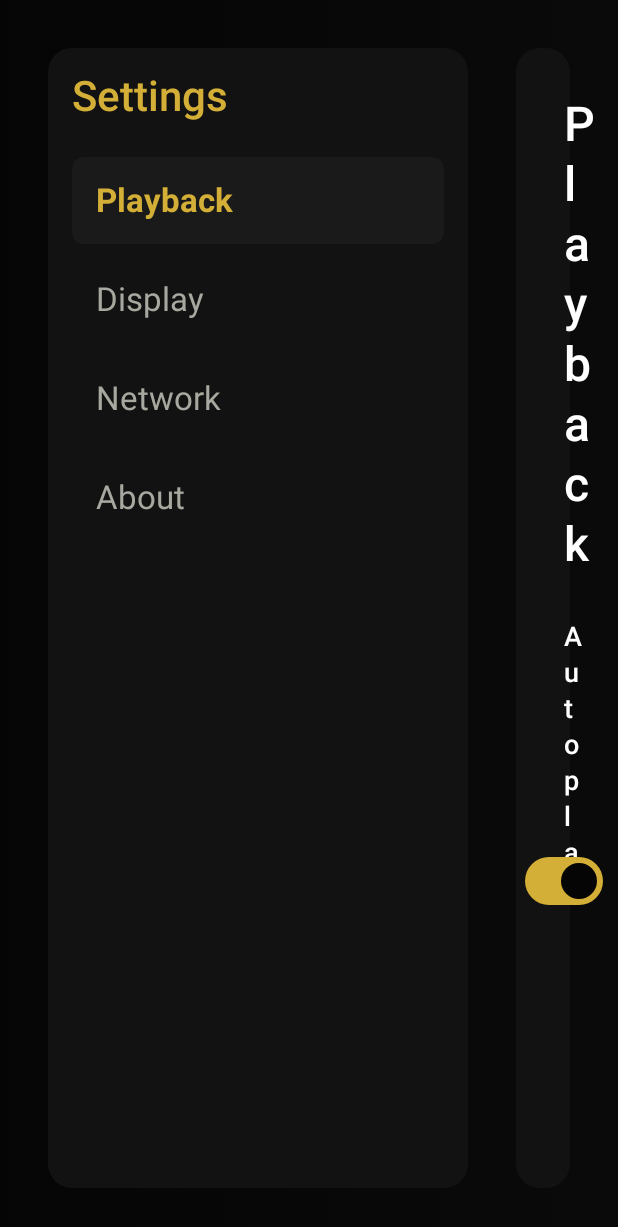
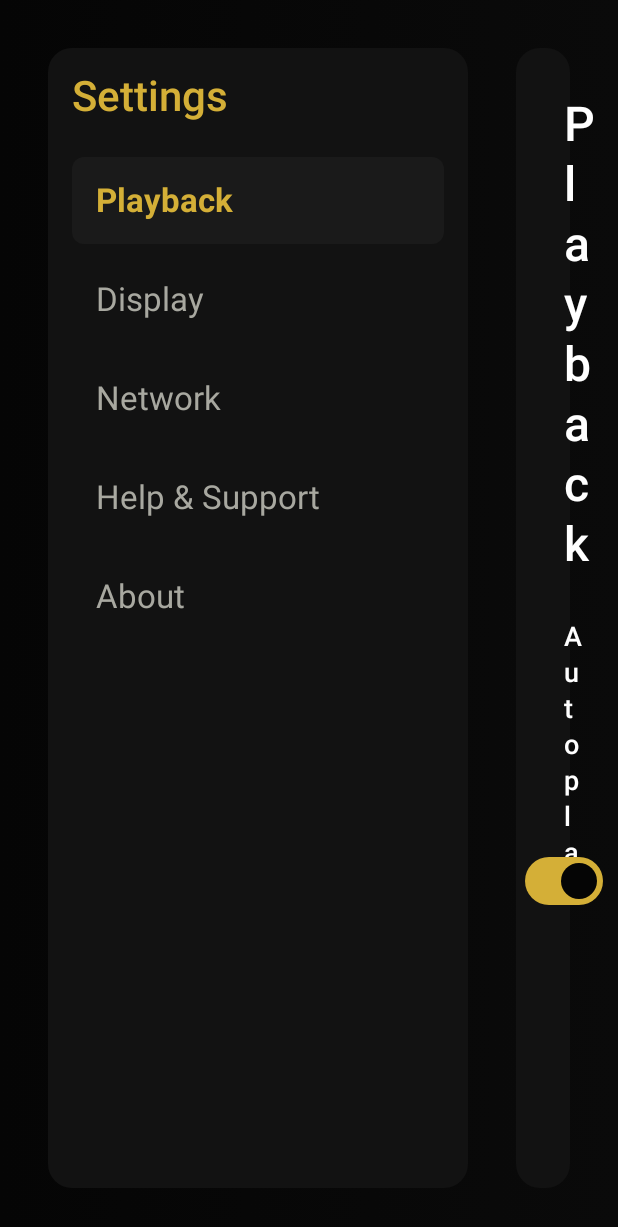
Before and after one commit to heartbroken25th-sudo/HEARTBROKEN-TV, an Android app built with Jetpack Compose: the composable TvSettingsLayout shown on its own in the app's theme, on a phone screen of 412 x 824 dp. Shown: the top 1227 px of the screen. Run offline under Robolectric (Android 15) with nearby library versions, the phone set to English and light mode, and no system bars.

Commit message:
Update SettingsScreen.kt

```diff
--- a/app/src/main/java/com/heartbroken/tv/ui/settings/SettingsScreen.kt
+++ b/app/src/main/java/com/heartbroken/tv/ui/settings/SettingsScreen.kt
@@ -36,7 +36,6 @@ import androidx.compose.ui.graphics.Brush
 import androidx.compose.ui.graphics.Color
 import androidx.compose.ui.text.font.FontWeight
 import androidx.compose.ui.unit.dp
-import androidx.compose.ui.unit.sp
 import androidx.lifecycle.compose.collectAsStateWithLifecycle
 import androidx.lifecycle.viewmodel.compose.viewModel
 import com.heartbroken.tv.core.DeviceType
@@ -51,6 +50,7 @@ private val categories = listOf(
     "Playback",
     "Display",
     "Network",
+    "Help & Support",
     "About"
 )
 
@@ -84,9 +84,8 @@ private fun TvSettingsLayout(
         modifier = modifier
             .fillMaxSize()
             .background(Brush.horizontalGradient(listOf(Obsidian950, Obsidian900)))
-            .padding(32.dp) // TV Safe Margins
+            .padding(32.dp)
     ) {
-        // Left Rail (Categories)
         Column(
             modifier = Modifier
                 .width(280.dp)
@@ -122,7 +121,6 @@ private fun TvSettingsLayout(
 
         Spacer(Modifier.width(32.dp))
 
-        // Right Panel (Details)
         Column(
             modifier = Modifier
                 .fillMaxHeight()
@@ -130,6 +128,9 @@ private fun TvSettingsLayout(
                 .background(Obsidian800, RoundedCornerShape(16.dp))
                 .padding(32.dp)
         ) {
+            if (selectedCategory == "Help & Support") {
+                HelpSupportScreen()
+            } else {
                 Text(
                     text = selectedCategory,
                     style = MaterialTheme.typography.headlineLarge,
@@ -137,6 +138,7 @@ private fun TvSettingsLayout(
                 )
                 Spacer(Modifier.height(32.dp))
                 SettingsDetailsPanel(selectedCategory, state, viewModel)
+            }
         }
     }
 }
@@ -157,7 +159,6 @@ private fun PhoneSettingsLayout(
             .fillMaxSize()
             .background(Brush.verticalGradient(listOf(Obsidian950, Obsidian900)))
     ) {
-        // Header
         Row(
             modifier = Modifier
                 .fillMaxWidth()
@@ -182,7 +183,6 @@ private fun PhoneSettingsLayout(
         }
 
         if (activeDetail == null) {
-            // List of categories
             LazyColumn(
                 modifier = Modifier.padding(horizontal = 24.dp),
                 verticalArrangement = Arrangement.spacedBy(12.dp)
@@ -211,9 +211,12 @@ private fun PhoneSettingsLayout(
                 }
             }
         } else {
-            // Detail Panel
+            if (activeDetail == "Help & Support") {
+                HelpSupportScreen()
+            } else {
                 Column(modifier = Modifier.padding(horizontal = 24.dp)) {
                     SettingsDetailsPanel(activeDetail!!, state, viewModel)
+                }
             }
         }
     }
```
Lines whose indentation alone changed are shown as unchanged.
